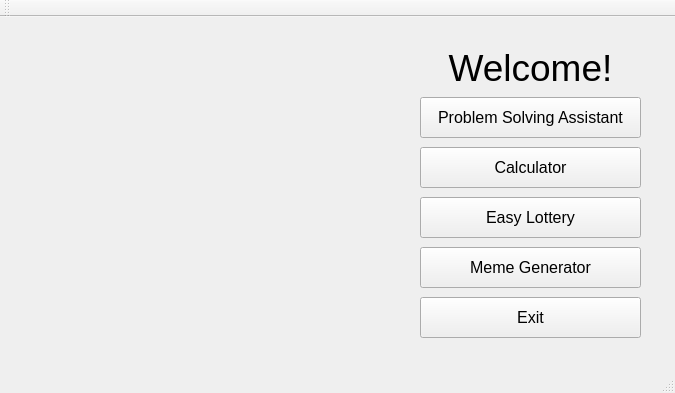
This is src/mainmenu.ui in GUIProgrammingAdvancer/ProblemSolvingKit as Qt 5 draws it before an edit. The edited form follows.
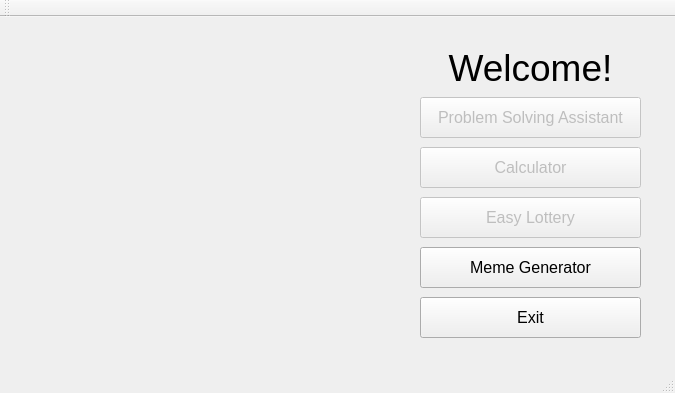
This is the edited form. Icons and pictures are not drawn.

The edit to the form file:
```diff
--- a/src/mainmenu.ui
+++ b/src/mainmenu.ui
@@ -31,6 +31,9 @@
     </property>
    </widget>
    <widget class="QPushButton" name="button_assistant">
+    <property name="enabled">
+     <bool>false</bool>
+    </property>
     <property name="geometry">
      <rect>
       <x>420</x>
@@ -49,6 +52,9 @@
     </property>
    </widget>
    <widget class="QPushButton" name="button_calculator">
+    <property name="enabled">
+     <bool>false</bool>
+    </property>
     <property name="geometry">
      <rect>
       <x>420</x>
@@ -67,6 +73,9 @@
     </property>
    </widget>
    <widget class="QPushButton" name="button_lottery">
+    <property name="enabled">
+     <bool>false</bool>
+    </property>
     <property name="geometry">
      <rect>
       <x>420</x>
```
Left out of the diff: 8 changed lines with no effect on the pictures.
